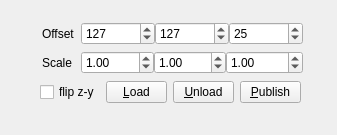
Above: bin/pymodules/localscene/localscene.ui from realXtend/tundra before the change. Below: the same form after it.
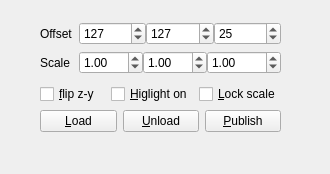
That is the form after the change.

Diff of the .ui file:
```diff
--- a/bin/pymodules/localscene/localscene.ui
+++ b/bin/pymodules/localscene/localscene.ui
@@ -6,8 +6,8 @@
    <rect>
     <x>0</x>
     <y>0</y>
-    <width>337</width>
-    <height>135</height>
+    <width>330</width>
+    <height>174</height>
    </rect>
   </property>
   <property name="sizePolicy">
@@ -16,6 +16,18 @@
     <verstretch>0</verstretch>
    </sizepolicy>
   </property>
+  <property name="minimumSize">
+   <size>
+    <width>330</width>
+    <height>174</height>
+   </size>
+  </property>
+  <property name="maximumSize">
+   <size>
+    <width>330</width>
+    <height>174</height>
+   </size>
+  </property>
   <property name="windowTitle">
    <string>Form</string>
   </property>
@@ -23,60 +35,13 @@
    <property name="geometry">
     <rect>
      <x>40</x>
-     <y>80</y>
-     <width>261</width>
-     <height>25</height>
-    </rect>
-   </property>
-   <layout class="QHBoxLayout" name="horizontalLayout">
-    <property name="rightMargin">
-     <number>0</number>
-    </property>
-    <item>
-     <widget class="QCheckBox" name="checkBoxFlipZY">
-      <property name="enabled">
-       <bool>true</bool>
-      </property>
-      <property name="text">
-       <string>flip z-y</string>
-      </property>
-      <property name="checked">
-       <bool>false</bool>
-      </property>
-     </widget>
-    </item>
-    <item>
-     <widget class="QPushButton" name="pushButtonLoad">
-      <property name="text">
-       <string>&amp;Load</string>
-      </property>
-     </widget>
-    </item>
-    <item>
-     <widget class="QPushButton" name="pushButtonUnload">
-      <property name="text">
-       <string>&amp;Unload</string>
-      </property>
-     </widget>
-    </item>
-    <item>
-     <widget class="QPushButton" name="pushButtonPublish">
-      <property name="text">
-       <string>&amp;Publish</string>
-      </property>
-     </widget>
-    </item>
-   </layout>
-  </widget>
-  <widget class="QWidget" name="">
-   <property name="geometry">
-    <rect>
-     <x>42</x>
      <y>22</y>
-     <width>261</width>
-     <height>52</height>
+     <width>241</width>
+     <height>110</height>
     </rect>
    </property>
+   <layout class="QVBoxLayout" name="verticalLayout">
+    <item>
    <layout class="QFormLayout" name="formLayout">
     <item row="0" column="0">
      <widget class="QLabel" name="label">
@@ -218,7 +183,75 @@
      </layout>
     </item>
    </layout>
-  </widget>
+    </item>
+    <item>
+     <layout class="QHBoxLayout" name="horizontalLayout_2">
+      <item>
+       <widget class="QCheckBox" name="checkBoxFlipZY">
+        <property name="enabled">
+         <bool>true</bool>
+        </property>
+        <property name="text">
+         <string>&amp;flip z-y</string>
+        </property>
+        <property name="checked">
+         <bool>false</bool>
+        </property>
+       </widget>
+      </item>
+      <item>
+       <widget class="QCheckBox" name="checkBoxHighlight">
+        <property name="enabled">
+         <bool>true</bool>
+        </property>
+        <property name="text">
+         <string>&amp;Higlight on</string>
+        </property>
+        <property name="checked">
+         <bool>false</bool>
+        </property>
+       </widget>
+      </item>
+      <item>
+       <widget class="QCheckBox" name="checkBoxLockScale">
+        <property name="text">
+         <string>&amp;Lock scale</string>
+        </property>
+       </widget>
+      </item>
+     </layout>
+    </item>
+    <item>
+     <layout class="QHBoxLayout" name="horizontalLayout">
+      <item>
+       <widget class="QPushButton" name="pushButtonLoad">
+        <property name="text">
+         <string>&amp;Load</string>
+        </property>
+       </widget>
+      </item>
+      <item>
+       <widget class="QPushButton" name="pushButtonUnload">
+        <property name="text">
+         <string>&amp;Unload</string>
+        </property>
+       </widget>
+      </item>
+      <item>
+       <widget class="QPushButton" name="pushButtonPublish">
+        <property name="text">
+         <string>&amp;Publish</string>
+        </property>
+       </widget>
+      </item>
+     </layout>
+    </item>
+   </layout>
+  </widget>
+  <zorder>layoutWidget</zorder>
+  <zorder>layoutWidget</zorder>
+  <zorder>checkBoxHighlight</zorder>
+  <zorder>zscale</zorder>
  </widget>
  <resources/>
  <connections/>
```
Lines whose indentation alone changed are shown as unchanged.
